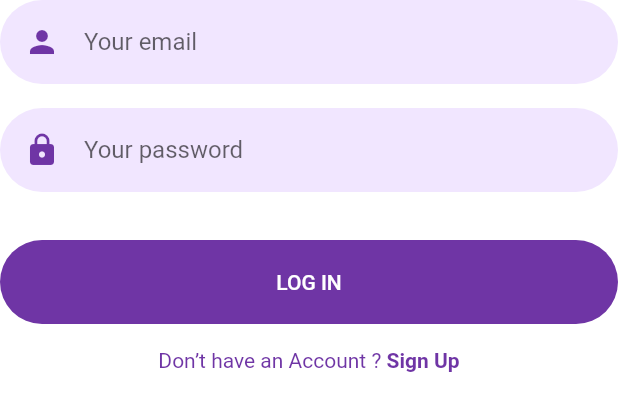
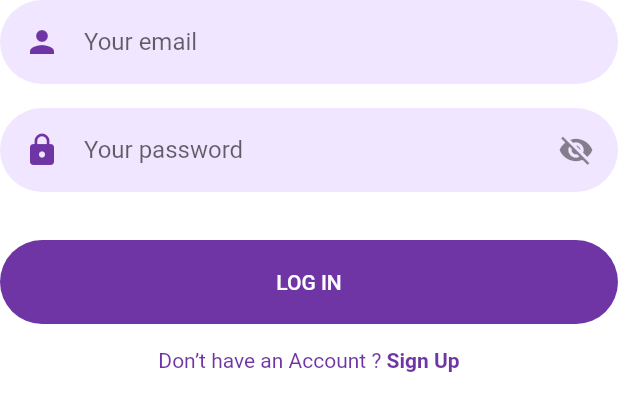
Before and after one commit to ZainMughal329/dnet, a Flutter app: the LoginForm widget shown alone on an empty page, opened directly, on a phone screen of 412 x 824 dp. Shown: the top 411 px of the screen. Run offline on Flutter 3.47's test engine with Material 2 defaults, Android fonts, the phone set to English and light mode, and no system bars; our stand-ins replace animated_text_kit, cloud_firestore, firebase_auth, firebase_core, firebase_messaging, flutter_local_notifications and 5 more; missing offline and left inert: app_settings, workmanager; accounts and stored records are empty.

Commit message:
obscure text

```diff
--- a/lib/Screens/SessionPages/loginPage/components/form.dart
+++ b/lib/Screens/SessionPages/loginPage/components/form.dart
@@ -33,22 +33,32 @@ class LoginForm extends GetView<loginController> {
               ),
             ),
           ),
-          Padding(
+          Obx((){
+            return Padding(
               padding: const EdgeInsets.symmetric(vertical: defaultPadding),
               child: TextFormField(
                 controller: controller.state.passController,
                 textInputAction: TextInputAction.done,
-              obscureText: true,
+                obscureText: controller.state.hiddenText.value,
                 cursorColor: kPrimaryColor,
                 decoration: InputDecoration(
                   hintText: "Your password",
+                  suffixIcon: Padding(
+                    padding: const EdgeInsets.all(defaultPadding),
+                    child: InkWell(
+                        onTap: (){
+                          controller.state.hiddenText.value = !controller.state.hiddenText.value;
+                        },
+                        child: controller.state.hiddenText.value ? Icon(Icons.visibility_off): Icon(Icons.visibility)),
+                  ),
                   prefixIcon: Padding(
                     padding: const EdgeInsets.all(defaultPadding),
                     child: Icon(Icons.lock),
                   ),
                 ),
               ),
-          ),
+            );
+          }),
           const SizedBox(height: defaultPadding),
           Hero(
             tag: "login_btn",
--- a/lib/Screens/SessionPages/loginPage/state.dart
+++ b/lib/Screens/SessionPages/loginPage/state.dart
@@ -6,4 +6,5 @@ class loginState {
   final passController = TextEditingController();
   RxBool loading = false.obs;
   String? token;
+  RxBool hiddenText = true.obs;
 }
```
Also changed, not shown: lib/Screens/UserScreens/homeScreen/view.dart (+1 -17 lines). Lines whose indentation alone changed are shown as unchanged.
